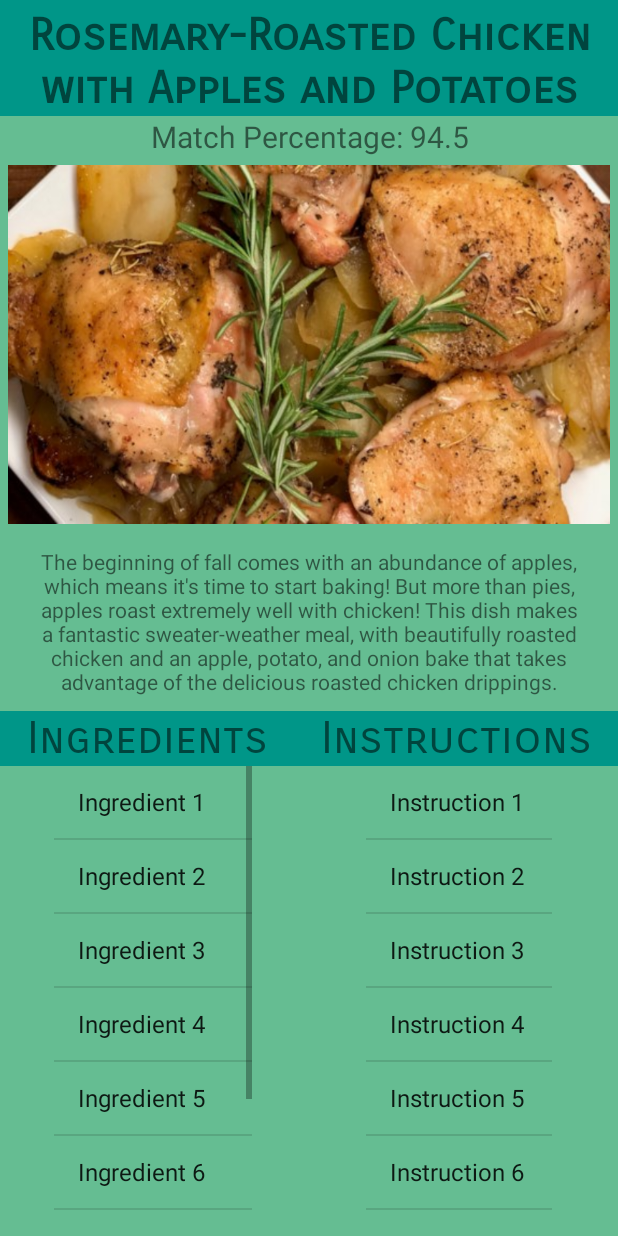
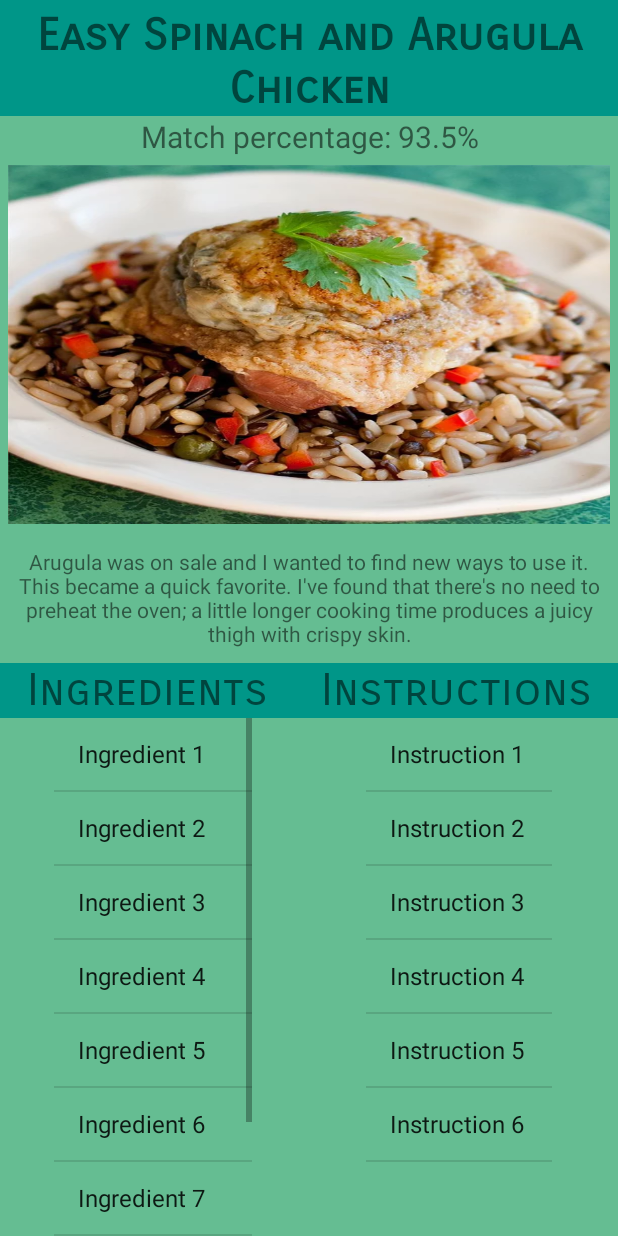
Before and after one commit to samkgossett/ShelfApp, an Android app: the screen it shows after launch (RecipeActivity), after a tap on "Easy Spinach and Arugula Chicken", on a phone screen of 412 x 824 dp. Run offline under Robolectric (Android 15) with nearby library versions, the phone set to English and light mode, and no system bars; our stand-ins replace navigation-ui.

Commit message:
Recycler view opens to correct recipe activity now
changed recipe activity file from pulling from database to pulling from intents

```diff
--- a/test 2/app/src/main/java/com/example/gossettsamantha/test/ui/home/HomeFragment.java
+++ b/test 2/app/src/main/java/com/example/gossettsamantha/test/ui/home/HomeFragment.java
@@ -45,26 +45,35 @@ public class HomeFragment extends Fragment  {
         db = recipeDatabaseHelper.getReadableDatabase();
         final ArrayList<MyListItem> list = new ArrayList();
 
-        String[] thisTitle = new String[20];
-        String[] thisMatch = new String[20];
-        int[] thisPicture = new int[20];
+        final String[] thisTitle = new String[20];
+        final String[] thisMatch = new String[20];
+        final String[] thisDesc = new String[20];
+
+        final int[] thisPicture = new int[20];
+        final int[] thisId = new int[20];
 
         cursor = db.query("DRINK",
-                new String[]{"_id", "NAME", "MATCH_PERCENTAGE", "IMAGE_RESOURCE_ID"},
+                new String[]{"_id", "ID", "NAME", "MATCH_PERCENTAGE", "DESCRIPTION", "IMAGE_RESOURCE_ID"},
                 null, null, null, null, "MATCH_PERCENTAGE DESC");
 
         if (cursor != null && cursor.moveToFirst()) {
             //get columns
+
             int titleColumn = cursor.getColumnIndex("NAME");
+            int titleDesc = cursor.getColumnIndex("DESCRIPTION");
+
             int matchColumn = cursor.getColumnIndex("MATCH_PERCENTAGE");
             int pictureColumn = cursor.getColumnIndex("IMAGE_RESOURCE_ID");
+            int idColumn = cursor.getColumnIndex("ID");
 
             int i = 0;
             do {
+
                 thisTitle[i] = cursor.getString(titleColumn);
                 thisMatch[i] = cursor.getString(matchColumn);
                 thisPicture[i] = cursor.getInt(pictureColumn);
-
+                thisDesc[i] = cursor.getString(titleDesc);
+                thisId[i] = cursor.getInt(idColumn);
                 MyListItem items = new MyListItem(thisTitle[i], "Match percentage: " + thisMatch[i] +"%",  thisPicture[i]);
 
                 list.add(items);
@@ -83,10 +92,15 @@ public class HomeFragment extends Fragment  {
         adapter.setOnItemClickListener(new myAdapter.OnItemClickListener() {
             @Override
             public void onItemClick(int position) {
-                Toast.makeText(getContext(), "Recipe page for this item will pop up." + position,Toast.LENGTH_SHORT).show();
+                Toast.makeText(getContext(), "Recipe page for this item will pop up." + position + " " + thisId[position],Toast.LENGTH_SHORT).show();
 
                 Intent intent = new Intent(getContext(), RecipeActivity.class);
-                intent.putExtra(RecipeActivity.EXTRA_RECIPEID, position);
+                intent.putExtra(RecipeActivity.EXTRA_RECIPEID, thisId[position]);
+                intent.putExtra(RecipeActivity.EXTRA_RECIPENAME, thisTitle[position]);
+                intent.putExtra(RecipeActivity.EXTRA_RECIPEDESC, thisDesc[position]);
+                intent.putExtra(RecipeActivity.EXTRA_RECIPEIMAGE, thisPicture[position]);
+                intent.putExtra(RecipeActivity.EXTRA_RECIPEMATCH, thisMatch[position]);
+
                 startActivity(intent);
 
             }
--- a/test 2/app/src/main/java/com/example/gossettsamantha/test/ui/home/RecipeActivity.java
+++ b/test 2/app/src/main/java/com/example/gossettsamantha/test/ui/home/RecipeActivity.java
@@ -20,6 +20,10 @@ import java.util.List;
 
 public class RecipeActivity extends Activity {
     public static final String EXTRA_RECIPEID = "recipeId";
+    public static final String EXTRA_RECIPENAME = "name";
+    public static final String EXTRA_RECIPEDESC = "desc" ;
+    public static final String EXTRA_RECIPEIMAGE = "image";
+    public static final String EXTRA_RECIPEMATCH = "match";
 
     //ArrayAdapter<String> ingrAdapter;
 
@@ -28,7 +32,26 @@ public class RecipeActivity extends Activity {
         super.onCreate(savedInstanceState);
         setContentView(R.layout.activity_recipe);
         //Get the recipe from the intent
+
         int recipeId = (Integer) getIntent().getExtras().get(EXTRA_RECIPEID);
+
+        //Toast.makeText(this, "" + recipeId + nameId,Toast.LENGTH_SHORT).show();
+
+        String nameId = (String) getIntent().getExtras().get(EXTRA_RECIPENAME);
+        TextView name = (TextView) findViewById(R.id.name);
+        name.setText(nameId);
+
+        String descId = (String) getIntent().getExtras().get(EXTRA_RECIPEDESC);
+        TextView description = (TextView) findViewById(R.id.description);
+        description.setText(descId);
+
+        int photoId = (Integer) getIntent().getExtras().get(EXTRA_RECIPEIMAGE);
+        ImageView photo = (ImageView) findViewById(R.id.photo);
+        photo.setImageResource(photoId);
+
+        String matchId = (String) getIntent().getExtras().get(EXTRA_RECIPEMATCH);
+        TextView matchP = (TextView) findViewById(R.id.percentMatch);
+        matchP.setText("Match percentage: " + matchId +"%");
 
         /*****/
         final ListView ingredientsLv = (ListView) findViewById(R.id.ingredientsListView);
@@ -75,78 +98,5 @@ public class RecipeActivity extends Activity {
         instructionsLv.setAdapter(arrayAdapter2);
 
 
-        //Create a cursor
-        SQLiteOpenHelper recipeDatabaseHelper = new RecipeDatabaseHelper(this);
-        try {
-            SQLiteDatabase db = recipeDatabaseHelper.getReadableDatabase();
-            //db.setVersion(2);
-            Cursor cursor = db.query("DRINK",
-                    new String[]{"NAME", "DESCRIPTION", "IMAGE_RESOURCE_ID", "MATCH_PERCENTAGE", "LINK"},
-                    "_id = ?",
-                    new String[]{Integer.toString(recipeId)},
-                    null, null, null);
-            //Move to the first record in the Cursor
-            if (cursor.moveToFirst()) {
-                //Get the recipe details from the cursor
-                String nameText = cursor.getString(0);
-                String descriptionText = cursor.getString(1);
-                int photoId = cursor.getInt(2);
-                double matchId = cursor.getDouble(3);
-                String websiteLink = cursor.getString(4);
-                //int ingredients = cursor.getInt(3);
-
-                //Populate the recipe name
-                TextView name = (TextView) findViewById(R.id.name);
-                name.setText(nameText);
-
-                //Populate the recipe description
-                TextView description = (TextView) findViewById(R.id.description);
-                description.setText(descriptionText);
-
-                //Populate the recipe image
-
-                ImageView photo = (ImageView) findViewById(R.id.photo);
-                photo.setImageResource(photoId);
-                photo.setContentDescription(nameText);
-
-                TextView matchPercentage = (TextView) findViewById(R.id.percentMatch);
-                matchPercentage.setText("Match Percentage: " + String.valueOf(matchId));
-
-
-                //TextView web = (TextView) findViewById(R.id.website);
-                //web.setText(websiteLink);
-
-                //Populate the ingredients
-                /*
-                ListView listIngredients = (ListView) findViewById(R.id.ingredientsListView);
-                try {
-                    db = recipeDatabaseHelper.getReadableDatabase();
-                    cursor = db.query("DRINK",
-                            new String[]{"_id", "INGREDIENTS",},
-                            null, null, null, null, null);
-
-                    SimpleCursorAdapter listAdapter = new SimpleCursorAdapter(this,
-                            android.R.layout.simple_list_item_1,
-                            cursor,
-                            new String[]{"NAME"},
-                            new int[]{android.R.id.text1},
-                            0);
-
-                    listIngredients.setAdapter(listAdapter);
-
-                } catch(SQLiteException e) {
-                */
-                //Toast toast = Toast.makeText(this, "Ingredients and Instructions db tables unavailable", Toast.LENGTH_SHORT);
-               // toast.show();
-
-            }
-
-        } catch(SQLiteException e) {
-            Toast toast = Toast.makeText(this, "SQLiteDoneException", Toast.LENGTH_SHORT);
-            toast.show();
-        }
-
-
-
     }
 }
--- a/test 2/app/src/main/java/com/example/gossettsamantha/test/ui/home/RecipeDatabaseHelper.java
+++ b/test 2/app/src/main/java/com/example/gossettsamantha/test/ui/home/RecipeDatabaseHelper.java
@@ -31,9 +31,10 @@ public class RecipeDatabaseHelper extends SQLiteOpenHelper {
 
 
 
-    private static void insertDrink(SQLiteDatabase db, String name, String description,
+    private static void insertDrink(SQLiteDatabase db, int id, String name, String description,
                                     int resourceId, double match, String link) {
         ContentValues drinkValues = new ContentValues();
+        drinkValues.put("ID", id);
         drinkValues.put("NAME", name);
         drinkValues.put("DESCRIPTION", description);
         drinkValues.put("IMAGE_RESOURCE_ID", resourceId);
@@ -46,6 +47,7 @@ public class RecipeDatabaseHelper extends SQLiteOpenHelper {
     private void updateMyDatabase(SQLiteDatabase db, int oldVersion, int newVersion) {
         if (oldVersion < 1) {
             db.execSQL("CREATE TABLE DRINK (_id INTEGER PRIMARY KEY AUTOINCREMENT, "
+                    + "ID, "
                     + "NAME, "
                     + "DESCRIPTION, "
                     + "IMAGE_RESOURCE_ID, "
@@ -54,23 +56,23 @@ public class RecipeDatabaseHelper extends SQLiteOpenHelper {
 
             double match = ThreadLocalRandom.current().nextDouble(0.00, 100);
 
-            insertDrink(db, "Air Fryer Chicken Taquitos", "These taquitos are air fried, which makes them healthier than deep fried ones. Using shredded rotisserie chicken provides a quick prep but you can always use home-cooked chicken. Serve with sides of sour cream, Mexican tomato sauce, and guacamole, or your choice of sides.", R.drawable.airfryerchickentaquitos, 95.2, "https://www.allrecipes.com/recipe/279015/air-fryer-chicken-taquitos/?internalSource=streams&referringId=201&referringContentType=Recipe%20Hub&clickId=st_recipes_mades");
-            insertDrink(db, "Rosemary-Roasted Chicken with Apples and Potatoes", "The beginning of fall comes with an abundance of apples, which means it's time to start baking! But more than pies, apples roast extremely well with chicken! This dish makes a fantastic sweater-weather meal, with beautifully roasted chicken and an apple, potato, and onion bake that takes advantage of the delicious roasted chicken drippings.", R.drawable.rosemarychicken, 94.5, "https://www.allrecipes.com/recipe/276263/rosemary-roasted-chicken-with-apples-and-potatoes/?internalSource=staff%20pick&referringId=201&referringContentType=Recipe%20Hub");
-            insertDrink(db, "Easy Spinach and Arugula Chicken", "Arugula was on sale and I wanted to find new ways to use it. This became a quick favorite. I've found that there's no need to preheat the oven; a little longer cooking time produces a juicy thigh with crispy skin.",R.drawable.easyspinach, 93.5, "https://www.allrecipes.com/recipe/222907/easy-spinach-and-arugula-chicken/?internalSource=rotd&referringId=201&referringContentType=Recipe%20Hub");
-            insertDrink(db, "Keto Smothered Chicken Thighs", "Topped with bacon, mushrooms, green onions, and a creamy sauce, these chicken thighs are sure to become a favorite on your keto menu.", R.drawable.keto, 93.3, "https://www.allrecipes.com/recipe/272437/keto-smothered-chicken-thighs/");
-            insertDrink(db, "Bacon-Ranch Chicken Enchiladas", "Not authentically Mexican in the slightest, but holy buckets are they good! Great way to use up leftover rotisserie chicken.", R.drawable.brchicken, 90.1, "https://www.allrecipes.com/recipe/272457/bacon-ranch-chicken-enchiladas/");
-            insertDrink(db, "Chicken Enchiladas with Green Chile Sauce (Salsa Verde)", "Enchiladas made easy! Garnish with diced tomatoes, shredded lettuce, and any of your favorites!", R.drawable.chickenench, 90, "https://www.allrecipes.com/recipe/270862/chicken-enchiladas-with-green-chile-sauce-salsa-verde/");
-            insertDrink(db, "Simple Nashville Hot Chicken Biscuits", "This is my rendition of Nashville hot chicken, served as a sandwich with biscuits. To save time, I've used refrigerator biscuits. I'm not a fan of spicy hot, but this still packs some heat!", R.drawable.nashville, 87.4, "https://www.allrecipes.com/recipe/270031/simple-nashville-hot-chicken-biscuits/");
-            insertDrink(db, "Chicken Breasts with Tomatoes and Olives", "A classic take-out dish made simple in your Instant Pot®. Don't forget to pick up some fortune cookies and feel free to leave out the sriracha if sensitive to heat. Serve over rice and garnish with green onions and sesame seeds.", R.drawable.oneygar, 85.3, "https://www.allrecipes.com/recipe/270944/instant-pot-honey-garlic-chicken/");
-            insertDrink(db, "Chicken Puttanesca with Angel Hair Pasta", "Our best drip coffee", R.drawable.instantpot, match, "2213");
-            insertDrink(db, "Chicken Tetrazzini", "Our best drip coffee", R.drawable.instantpot, match, "2213");
-            insertDrink(db, "Chicken Shawarma", "Our best drip coffee", R.drawable.instantpot, match, "2213");
-            insertDrink(db, "Three-Cheese Chicken Penne Florentine", "Our best drip coffee", R.drawable.instantpot, match, "2213");
-            insertDrink(db, "Chicken Strips with Blue Cheese Dressing", "Our best drip coffee", R.drawable.instantpot, match, "2213");
-            insertDrink(db, "Potato, Chicken, and Fresh Pea Salad", "Our best drip coffee", R.drawable.instantpot, match, "2213");
-            insertDrink(db, "Hot Chicken and Chips Retro", "Our best drip coffee", R.drawable.instantpot, match, "2213");
-            insertDrink(db, "Biscuit-Topped Chicken Potpie", "Our best drip coffee", R.drawable.instantpot, match, "2213");
-            insertDrink(db, "Spiedini of Chicken and Zucchini with Almond Salsa Verde", "Our best drip coffee", R.drawable.instantpot, match, "2213");
+            insertDrink(db, 1,"Air Fryer Chicken Taquitos", "These taquitos are air fried, which makes them healthier than deep fried ones. Using shredded rotisserie chicken provides a quick prep but you can always use home-cooked chicken. Serve with sides of sour cream, Mexican tomato sauce, and guacamole, or your choice of sides.", R.drawable.airfryerchickentaquitos, 95.2, "https://www.allrecipes.com/recipe/279015/air-fryer-chicken-taquitos/?internalSource=streams&referringId=201&referringContentType=Recipe%20Hub&clickId=st_recipes_mades");
+            insertDrink(db, 2, "Rosemary-Roasted Chicken with Apples and Potatoes", "The beginning of fall comes with an abundance of apples, which means it's time to start baking! But more than pies, apples roast extremely well with chicken! This dish makes a fantastic sweater-weather meal, with beautifully roasted chicken and an apple, potato, and onion bake that takes advantage of the delicious roasted chicken drippings.", R.drawable.rosemarychicken, 94.5, "https://www.allrecipes.com/recipe/276263/rosemary-roasted-chicken-with-apples-and-potatoes/?internalSource=staff%20pick&referringId=201&referringContentType=Recipe%20Hub");
+            insertDrink(db, 3, "Easy Spinach and Arugula Chicken", "Arugula was on sale and I wanted to find new ways to use it. This became a quick favorite. I've found that there's no need to preheat the oven; a little longer cooking time produces a juicy thigh with crispy skin.",R.drawable.easyspinach, 93.5, "https://www.allrecipes.com/recipe/222907/easy-spinach-and-arugula-chicken/?internalSource=rotd&referringId=201&referringContentType=Recipe%20Hub");
+            insertDrink(db, 4, "Keto Smothered Chicken Thighs", "Topped with bacon, mushrooms, green onions, and a creamy sauce, these chicken thighs are sure to become a favorite on your keto menu.", R.drawable.keto, 93.3, "https://www.allrecipes.com/recipe/272437/keto-smothered-chicken-thighs/");
+            insertDrink(db, 5, "Bacon-Ranch Chicken Enchiladas", "Not authentically Mexican in the slightest, but holy buckets are they good! Great way to use up leftover rotisserie chicken.", R.drawable.brchicken, 90.1, "https://www.allrecipes.com/recipe/272457/bacon-ranch-chicken-enchiladas/");
+            insertDrink(db, 6, "Chicken Enchiladas with Green Chile Sauce (Salsa Verde)", "Enchiladas made easy! Garnish with diced tomatoes, shredded lettuce, and any of your favorites!", R.drawable.chickenench, 90, "https://www.allrecipes.com/recipe/270862/chicken-enchiladas-with-green-chile-sauce-salsa-verde/");
+            insertDrink(db, 7, "Simple Nashville Hot Chicken Biscuits", "This is my rendition of Nashville hot chicken, served as a sandwich with biscuits. To save time, I've used refrigerator biscuits. I'm not a fan of spicy hot, but this still packs some heat!", R.drawable.nashville, 87.4, "https://www.allrecipes.com/recipe/270031/simple-nashville-hot-chicken-biscuits/");
+            insertDrink(db, 8, "Chicken Breasts with Tomatoes and Olives", "A classic take-out dish made simple in your Instant Pot®. Don't forget to pick up some fortune cookies and feel free to leave out the sriracha if sensitive to heat. Serve over rice and garnish with green onions and sesame seeds.", R.drawable.oneygar, 85.3, "https://www.allrecipes.com/recipe/270944/instant-pot-honey-garlic-chicken/");
+            insertDrink(db, 9,"Chicken Puttanesca with Angel Hair Pasta", "Our best drip coffee", R.drawable.instantpot, match, "2213");
+            insertDrink(db, 10, "Chicken Tetrazzini", "Our best drip coffee", R.drawable.instantpot, match, "2213");
+            insertDrink(db, 11,"Chicken Shawarma", "Our best drip coffee", R.drawable.instantpot, match, "2213");
+            insertDrink(db, 12, "Three-Cheese Chicken Penne Florentine", "Our best drip coffee", R.drawable.instantpot, match, "2213");
+            insertDrink(db, 13,"Chicken Strips with Blue Cheese Dressing", "Our best drip coffee", R.drawable.instantpot, match, "2213");
+            insertDrink(db, 14, "Potato, Chicken, and Fresh Pea Salad", "Our best drip coffee", R.drawable.instantpot, match, "2213");
+            insertDrink(db, 15, "Hot Chicken and Chips Retro", "Our best drip coffee", R.drawable.instantpot, match, "2213");
+            insertDrink(db, 16, "Biscuit-Topped Chicken Potpie", "Our best drip coffee", R.drawable.instantpot, match, "2213");
+            insertDrink(db, 17, "Spiedini of Chicken and Zucchini with Almond Salsa Verde", "Our best drip coffee", R.drawable.instantpot, match, "2213");
 
         }
         if (oldVersion < 2) {
```
Also changed, not shown: test 2/app/src/main/res/layout/activity_details.xml (added, +42 -0 lines).
